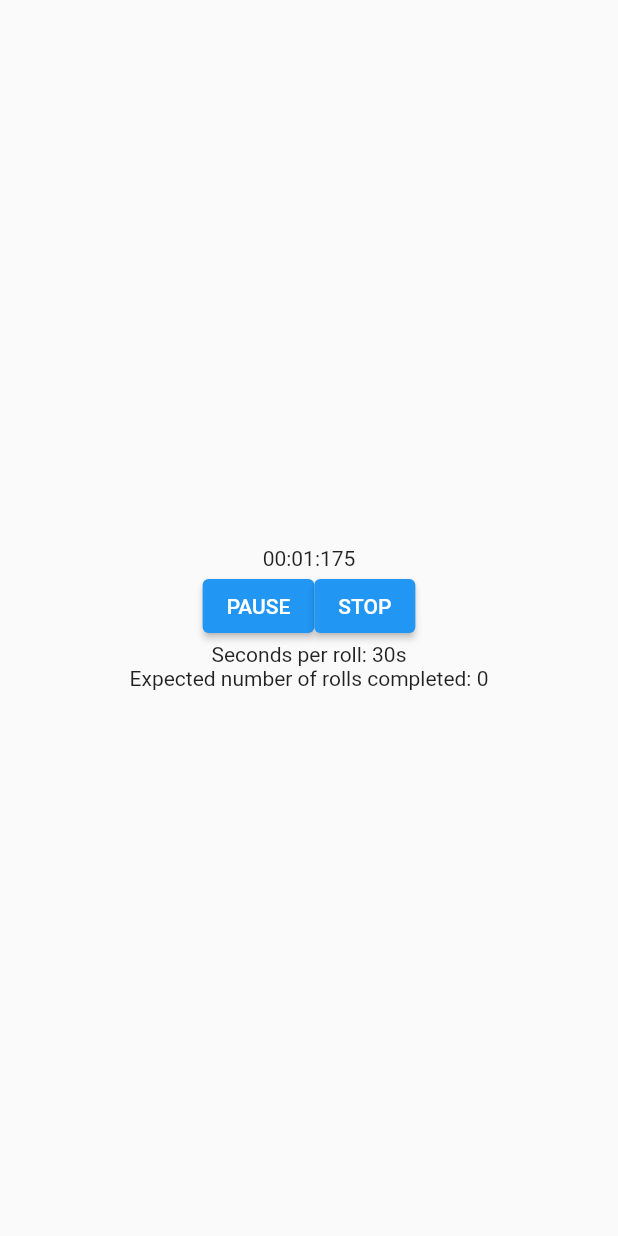
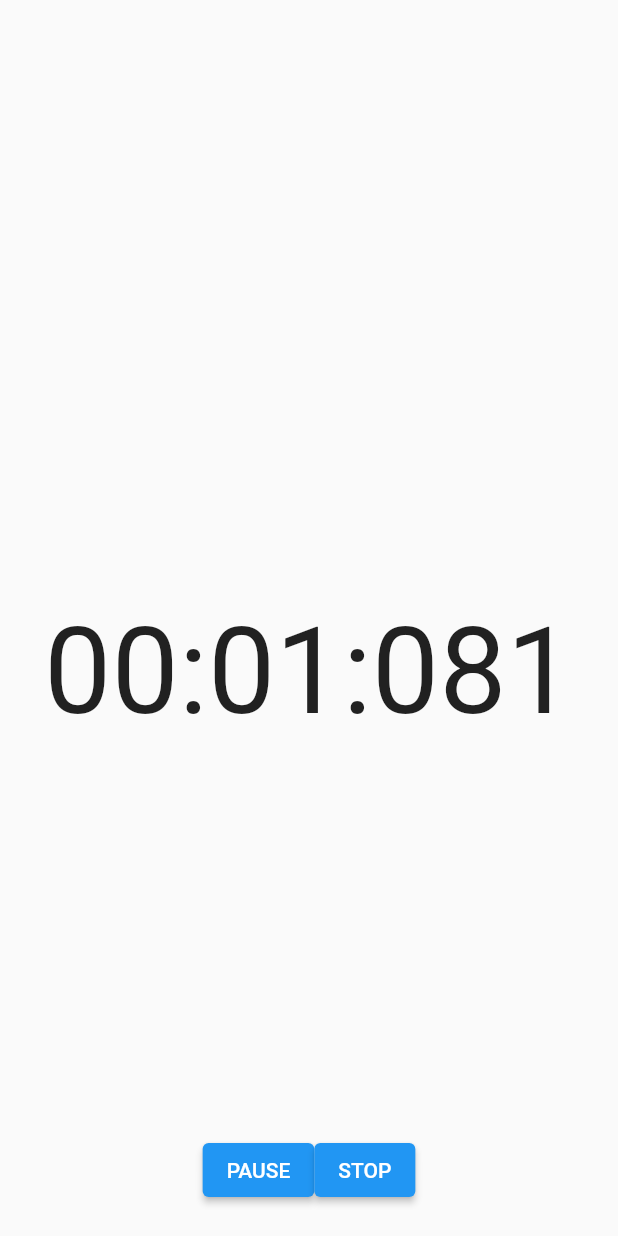
Before and after one commit to G-Tang2/sushi-stopwatch, a Flutter app: the screen it shows after launch, after a tap on "START", on a phone screen of 412 x 824 dp. Run offline on Flutter 3.47's test engine with Material 2 defaults, Android fonts, the light colour scheme and no system bars; our stand-ins replace audioplayers.

Commit message:
Create page for stopwatch and included routing

```diff
--- a/lib/main.dart
+++ b/lib/main.dart
@@ -1,5 +1,5 @@
 import 'package:flutter/material.dart';
-import 'package:sushi_stopwatch/page/stopwatch_page.dart';
+import 'package:sushi_stopwatch/route_generator.dart';
 
 void main() {
   runApp(const MyApp());
@@ -14,7 +14,8 @@ class MyApp extends StatelessWidget {
       theme: ThemeData(
         primarySwatch: Colors.blue,
       ),
-      home: const StopWatchPage(),
+      initialRoute: '/',
+      onGenerateRoute: RouteGenerator.generateRoute,
     );
   }
 }
--- /dev/null
+++ b/lib/page/home_page.dart
@@ -0,0 +1,140 @@
+import 'package:flutter/material.dart';
+
+class HomePage extends StatefulWidget {
+  static const String route = '/';
+
+  const HomePage({Key? key}) : super(key: key);
+
+  @override
+  _HomePageState createState() => _HomePageState();
+}
+
+class _HomePageState extends State<HomePage> {
+  double _secondsPerRoll = 30;
+  double _numberOfRolls = 8;
+
+  @override
+  void initState() {
+    super.initState();
+  }
+
+  @override
+  Widget build(BuildContext context) => Scaffold(
+        body: Center(
+          child: Column(
+              mainAxisAlignment: MainAxisAlignment.center,
+              crossAxisAlignment: CrossAxisAlignment.center,
+              children: [
+                Expanded(
+                    child: Column(children: [
+                  const Spacer(flex: 5),
+                  Text("Placeholder"),
+                  const Spacer(flex: 3),
+                  Container(
+                    child: Column(children: [
+                      buildConfigFields(),
+                    ]),
+                    margin: const EdgeInsets.fromLTRB(15, 20, 15, 0),
+                    padding: const EdgeInsets.fromLTRB(10, 25, 10, 25),
+                    decoration: BoxDecoration(
+                        border: Border.all(
+                            color: Colors.grey.shade400, width: 1.5)),
+                  )
+                ])),
+                Container(
+                  child: buildStopwatchButtons(),
+                  margin: const EdgeInsets.fromLTRB(15, 20, 15, 20),
+                )
+              ]),
+        ),
+      );
+
+  Widget buildStopwatchButtons() {
+    return ElevatedButton(
+        onPressed: () {
+          Navigator.pushNamed(context, '/stopwatch');
+        },
+        child: const Text('START'));
+  }
+
+  void updateSecondPerRoll(double value) {
+    setState(() {
+      _secondsPerRoll = value;
+    });
+  }
+
+  void updateNumberOfRolls(double value) {
+    setState(() {
+      _numberOfRolls = value;
+    });
+  }
+
+  Widget sliderWithText(
+      {required String primaryText,
+      required String valueText,
+      String? secondaryText,
+      required double value,
+      required double min,
+      required double max,
+      required callback}) {
+    return Column(children: <Widget>[
+      Text(primaryText, style: const TextStyle(fontSize: 16)),
+      Text(
+        valueText,
+        style: const TextStyle(fontSize: 24),
+      ),
+      secondaryText != null
+          ? Text('($secondaryText)',
+              style: const TextStyle(fontWeight: FontWeight.w300))
+          : Container(),
+      Slider(
+          value: value,
+          min: min,
+          max: max,
+          divisions: (max - min).round(),
+          onChanged: (value) {
+            callback(value);
+          })
+    ]);
+  }
+
+  Widget buildConfigFields() {
+    double estimatedTime = _secondsPerRoll * _numberOfRolls;
+    final duration = Duration(seconds: estimatedTime.round());
+    final minutes = duration.inMinutes;
+    final seconds = duration.inSeconds % 60;
+    final rollsPerHour = (60 * 60 / _secondsPerRoll).round();
+
+    return Column(
+        mainAxisAlignment: MainAxisAlignment.center,
+        children: <Widget>[
+          Column(children: <Widget>[
+            sliderWithText(
+                primaryText: 'Seconds per roll',
+                valueText: _secondsPerRoll.round().toString(),
+                secondaryText: '$rollsPerHour rolls/hr',
+                value: _secondsPerRoll,
+                min: 10,
+                max: 60,
+                callback: updateSecondPerRoll),
+            Container(
+              height: 25,
+            ),
+            sliderWithText(
+                primaryText: 'Number of rolls',
+                valueText: _numberOfRolls.round().toString(),
+                value: _numberOfRolls,
+                min: 1,
+                max: 32,
+                callback: updateNumberOfRolls),
+            Container(
+              height: 25,
+            ),
+            const Text('Estimated duration:'),
+            Text('${minutes}m ${seconds}s',
+                style:
+                    const TextStyle(fontWeight: FontWeight.w500, fontSize: 24)),
+          ])
+        ]);
+  }
+}
--- a/lib/page/results_page.dart
+++ b/lib/page/results_page.dart
@@ -2,6 +2,7 @@ import 'package:flutter/material.dart';
 import 'package:sushi_stopwatch/widget/formatted_time.dart';
 
 class ResultsPage extends StatelessWidget {
+  static const String route = '/results';
   final Duration _duration;
   final double _numberOfRolls;
 
@@ -40,7 +41,10 @@ class ResultsPage extends StatelessWidget {
             reportInfo(),
             ElevatedButton(
                 onPressed: () {
-                  Navigator.pop(context);
+                  Navigator.popUntil(
+                      context,
+                      (Route<dynamic> predicate) =>
+                          predicate.isFirst); // TODO: Issue with named routes
                 },
                 child: const Text('BACK'))
           ])),
--- a/lib/page/stopwatch_page.dart
+++ b/lib/page/stopwatch_page.dart
@@ -3,9 +3,12 @@ import 'dart:async';
 import 'package:audioplayers/audioplayers.dart';
 import 'package:flutter/material.dart';
 import 'package:sushi_stopwatch/page/results_page.dart';
+import 'package:sushi_stopwatch/route_generator.dart';
 import 'package:sushi_stopwatch/widget/formatted_time.dart';
 
 class StopWatchPage extends StatefulWidget {
+  static const String route = '/stopwatch';
+
   const StopWatchPage({Key? key}) : super(key: key);
 
   @override
@@ -27,6 +30,7 @@ class _StopwatchPageState extends State<StopWatchPage> {
   @override
   void initState() {
     super.initState();
+    startTimer();
   }
 
   @override
@@ -36,10 +40,18 @@ class _StopwatchPageState extends State<StopWatchPage> {
               mainAxisAlignment: MainAxisAlignment.center,
               crossAxisAlignment: CrossAxisAlignment.center,
               children: [
+                Expanded(
+                    child: Column(children: [
+                  const Spacer(flex: 5),
                   FormattedTime(_duration).buildTime(),
-              buildStopwatchButtons(),
-              buildConfigFields()
+                  const Spacer(flex: 3),
                 ])),
+                Container(
+                  child: buildStopwatchButtons(),
+                  margin: const EdgeInsets.fromLTRB(15, 20, 15, 20),
+                )
+              ]),
+        ),
       );
 
   void addTime() {
@@ -85,11 +97,9 @@ class _StopwatchPageState extends State<StopWatchPage> {
     return ElevatedButton(
         onPressed: () {
           pauseTimer(resets: false);
-          Navigator.push(
-              context,
-              MaterialPageRoute(
-                  builder: (context) =>
-                      ResultsPage(_duration, _numberOfRolls))).then((value) {
+          Navigator.pushNamed(context, ResultsPage.route,
+                  arguments: ResultsArguments(_duration, _numberOfRolls))
+              .then((value) {
             reset();
           });
         },
@@ -98,10 +108,8 @@ class _StopwatchPageState extends State<StopWatchPage> {
 
   Widget buildStopwatchButtons() {
     final isRunning = _timer == null ? false : _timer!.isActive;
-    final isCompleted = _duration.inMilliseconds == 0;
 
-    return isRunning || !isCompleted
-        ? Row(mainAxisAlignment: MainAxisAlignment.center, children: <Widget>[
+    return Row(mainAxisAlignment: MainAxisAlignment.center, children: <Widget>[
       ElevatedButton(
           onPressed: () {
             if (isRunning) {
@@ -113,14 +121,8 @@ class _StopwatchPageState extends State<StopWatchPage> {
           child: Text(isRunning ? 'PAUSE' : 'RESUME')),
       isRunning
           ? stopTimer()
-                : ElevatedButton(
-                    onPressed: pauseTimer, child: const Text('RESET')),
-          ])
-        : ElevatedButton(
-            onPressed: () {
-              startTimer();
-            },
-            child: const Text('START'));
+          : ElevatedButton(onPressed: pauseTimer, child: const Text('RESET')),
+    ]);
   }
 
   void updateSecondPerRoll(double value) {
@@ -134,59 +136,4 @@ class _StopwatchPageState extends State<StopWatchPage> {
       _numberOfRolls = value;
     });
   }
-
-  Widget sliderWithText(
-      {required String displayText,
-      required double value,
-      required double min,
-      required double max,
-      required callback}) {
-    return Column(children: <Widget>[
-      Text(displayText),
-      Slider(
-          value: value,
-          min: min,
-          max: max,
-          divisions: (max - min).round(),
-          onChanged: (value) {
-            callback(value);
-          })
-    ]);
 }
-
-  Widget buildConfigFields() {
-    final isCompleted = _duration.inMilliseconds == 0;
-    double estimatedTime = _secondsPerRoll * _numberOfRolls;
-    final duration = Duration(seconds: estimatedTime.round());
-    final minutes = duration.inMinutes;
-    final seconds = duration.inSeconds % 60;
-    final rollsPerHour = (60 * 60 / _secondsPerRoll).round();
-
-    return Column(
-        mainAxisAlignment: MainAxisAlignment.center,
-        children: <Widget>[
-          isCompleted
-              ? Column(children: <Widget>[
-                  sliderWithText(
-                      displayText:
-                          'Seconds per roll: ${_secondsPerRoll.round()} \n($rollsPerHour rolls per hour)',
-                      value: _secondsPerRoll,
-                      min: 10,
-                      max: 60,
-                      callback: updateSecondPerRoll),
-                  sliderWithText(
-                      displayText: 'Number of rolls: ${_numberOfRolls.round()}',
-                      value: _numberOfRolls,
-                      min: 1,
-                      max: 32,
-                      callback: updateNumberOfRolls),
-                  Text('Estimated duration: ${minutes}m ${seconds}s'),
-                ])
-              : Column(children: <Widget>[
-                  Text('Seconds per roll: ${_secondsPerRoll.round()}s'),
-                  Text(
-                      'Expected number of rolls completed: $_expectedCompletedRolls')
-                ])
-        ]);
-  }
-}
--- /dev/null
+++ b/lib/route_generator.dart
@@ -0,0 +1,41 @@
+import 'package:flutter/material.dart';
+import 'package:sushi_stopwatch/main.dart';
+import 'package:sushi_stopwatch/page/home_page.dart';
+import 'package:sushi_stopwatch/page/results_page.dart';
+import 'package:sushi_stopwatch/page/stopwatch_page.dart';
+
+class ResultsArguments {
+  final Duration duration;
+  final double numberOfRolls;
+
+  ResultsArguments(this.duration, this.numberOfRolls);
+}
+
+class RouteGenerator {
+  static Route<dynamic> generateRoute(RouteSettings settings) {
+    ResultsArguments? args;
+    if (settings.arguments != null) {
+      args = settings.arguments as ResultsArguments;
+    }
+
+    switch (settings.name) {
+      case HomePage.route:
+        return MaterialPageRoute(builder: (context) => const HomePage());
+      case StopWatchPage.route:
+        return MaterialPageRoute(builder: (context) => const StopWatchPage());
+      case ResultsPage.route:
+        return MaterialPageRoute(
+            builder: (context) =>
+                ResultsPage(args!.duration, args.numberOfRolls));
+      default:
+        return _errorRoute();
+    }
+  }
+
+  static Route<dynamic> _errorRoute() {
+    return MaterialPageRoute(builder: (_) {
+      return Scaffold(
+          body: Center(child: Text('Oops, the page does not exist.')));
+    });
+  }
+}
--- a/lib/widget/formatted_time.dart
+++ b/lib/widget/formatted_time.dart
@@ -11,7 +11,8 @@ class FormattedTime extends StatelessWidget {
     final minutes = padDigits(_duration.inMinutes.remainder(60), 2);
     final seconds = padDigits(_duration.inSeconds.remainder(60), 2);
     final milliseconds = padDigits(_duration.inMilliseconds.remainder(1000), 3);
-    return Text('$minutes:$seconds:$milliseconds');
+    return Text('$minutes:$seconds:$milliseconds',
+        style: const TextStyle(fontSize: 80));
   }
 
   @override
```
Lines whose indentation alone changed are shown as unchanged.
